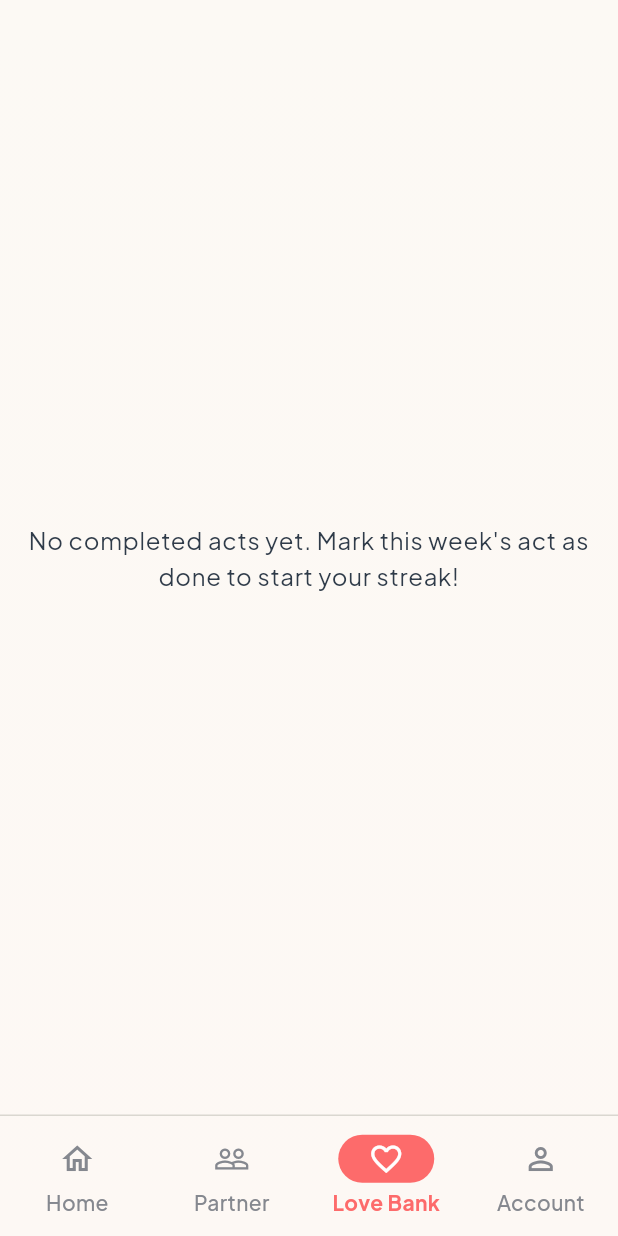
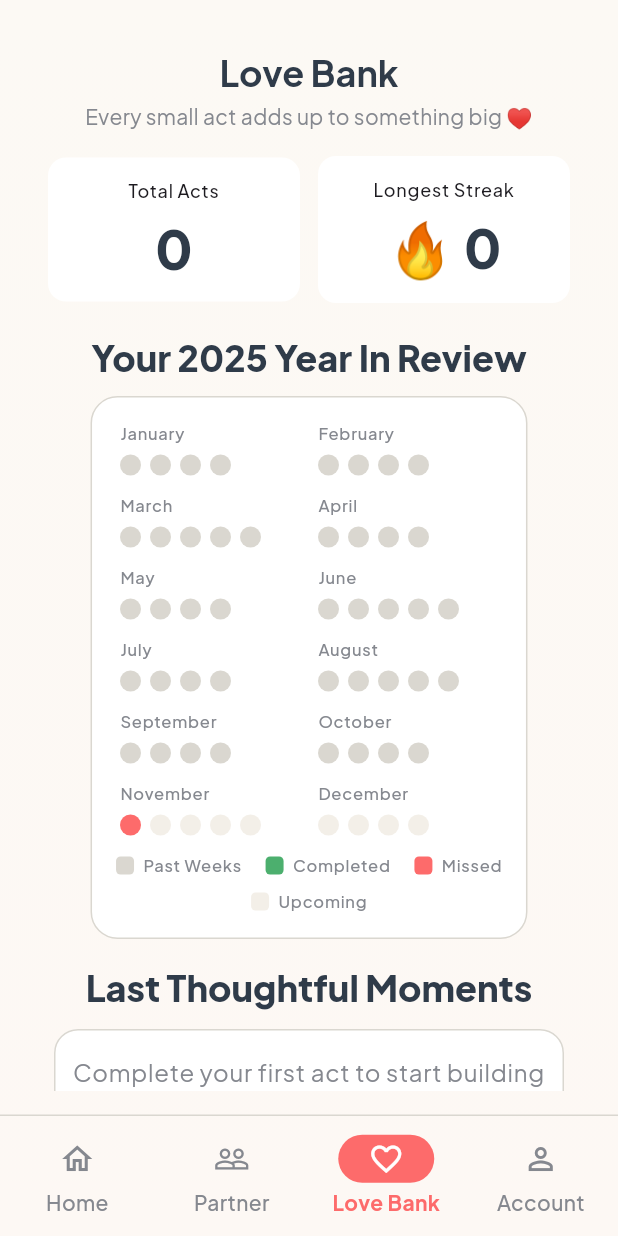
Before and after one commit to miedo007/LittleActs, a Flutter app: the AppShell screen opened by its route, item 3 of the bottom bar chosen, on a phone screen of 412 x 824 dp. Run offline on Flutter 3.47's test engine with Material 3 defaults, Android fonts, the phone set to English and light mode, and no system bars; our stand-ins replace flutter_local_notifications, flutter_riverpod, go_router, google_fonts, in_app_purchase, shared_preferences and 1 more; accounts and stored records are empty.

Commit message:
more polish

```diff
--- a/lib/features/home/home_tab.dart
+++ b/lib/features/home/home_tab.dart
@@ -37,6 +37,7 @@ class _HomeTabState extends ConsumerState<HomeTab> {
     final gestures = ref.watch(weeklyGesturesProvider);
     final notifier = ref.read(weeklyGesturesProvider.notifier);
     final current = notifier.currentWeek();
+    final hasCompleted = gestures.any((g) => g.completed);
     WeeklyGesture? bonus;
     if (current.id.isNotEmpty) {
       final id = '${current.id}-bonus';
@@ -55,8 +56,10 @@ class _HomeTabState extends ConsumerState<HomeTab> {
     return ListView(
       padding: const EdgeInsets.all(16),
       children: [
-        _streakBanner(context, streak),
-        const SizedBox(height: 12),
+        if (hasCompleted) ...[
+          _streakBanner(context, streak),
+          const SizedBox(height: 12),
+        ],
         _actCard(context, ref, current, title, cs),
         const SizedBox(height: 16),
         Text('Extra inspiration',
--- a/lib/features/love_bank/love_bank_tab.dart
+++ b/lib/features/love_bank/love_bank_tab.dart
@@ -2,6 +2,7 @@ import "package:flutter/material.dart";
 import "package:flutter_riverpod/flutter_riverpod.dart";
 import "package:intl/intl.dart";
 import "package:nudge/models/weekly_gesture.dart";
+import "package:nudge/shared/style/palette.dart";
 import "package:nudge/shared/widgets/Providers/gesture_provider.dart";
 
 class LoveBankTab extends ConsumerWidget {
@@ -13,19 +14,16 @@ class LoveBankTab extends ConsumerWidget {
     final notifier = ref.read(weeklyGesturesProvider.notifier);
     final completed = notifier.completedActs();
     final cs = Theme.of(context).colorScheme;
-
-    if (completed.isEmpty) {
-      return Center(
-        child: Text(
-          "No completed acts yet. Mark this week's act as done to start your streak!",
-          textAlign: TextAlign.center,
-          style: Theme.of(context).textTheme.bodyLarge,
-        ),
-      );
-    }
-
     final totalActs = completed.length;
     final longest = notifier.longestStreak();
+    DateTime? earliestGesture;
+    if (gestures.isNotEmpty) {
+      earliestGesture = gestures
+          .map((g) => g.weekStart)
+          .reduce((a, b) => a.isBefore(b) ? a : b);
+    }
+    final joinWeekStart = _startOfWeek(earliestGesture ?? DateTime.now());
+    final displayYear = DateTime.now().year;
 
     return ListView(
       padding: const EdgeInsets.all(16),
@@ -33,7 +31,7 @@ class LoveBankTab extends ConsumerWidget {
         Text(
           'Love Bank',
           textAlign: TextAlign.center,
-          style: Theme.of(context).textTheme.titleLarge?.copyWith(fontWeight: FontWeight.w700),
+          style: Theme.of(context).textTheme.headlineSmall?.copyWith(fontWeight: FontWeight.w700),
         ),
         const SizedBox(height: 4),
         Text(
@@ -49,9 +47,9 @@ class LoveBankTab extends ConsumerWidget {
         ]),
         const SizedBox(height: 20),
         Text(
-          'Your Year In Review',
+          'Your $displayYear Year In Review',
           textAlign: TextAlign.center,
-          style: Theme.of(context).textTheme.titleLarge?.copyWith(fontWeight: FontWeight.w800),
+          style: Theme.of(context).textTheme.headlineSmall?.copyWith(fontWeight: FontWeight.w800),
         ),
         const SizedBox(height: 10),
         Center(
@@ -64,7 +62,8 @@ class LoveBankTab extends ConsumerWidget {
             padding: const EdgeInsets.all(16),
             child: RepaintBoundary(
               child: _Heatmap52(
-                dates: completed.map((e) => e.completedAt ?? e.weekStart).toList(),
+                gestures: gestures,
+                joinWeekStart: joinWeekStart,
               ),
             ),
           ),
@@ -73,9 +72,21 @@ class LoveBankTab extends ConsumerWidget {
         Text(
           'Last Thoughtful Moments',
           textAlign: TextAlign.center,
-          style: Theme.of(context).textTheme.titleLarge?.copyWith(fontWeight: FontWeight.w800),
+          style: Theme.of(context).textTheme.headlineSmall?.copyWith(fontWeight: FontWeight.w800),
         ),
         const SizedBox(height: 8),
+        if (completed.isEmpty)
+          Card(
+            child: Padding(
+              padding: const EdgeInsets.symmetric(vertical: 16, horizontal: 12),
+              child: Text(
+                'Complete your first act to start building a highlight reel.',
+                textAlign: TextAlign.center,
+                style: Theme.of(context).textTheme.bodyLarge?.copyWith(color: cs.onSurfaceVariant),
+              ),
+            ),
+          )
+        else
           for (final g in completed.take(5))
             Card(
               child: ListTile(
@@ -90,7 +101,10 @@ class LoveBankTab extends ConsumerWidget {
                 ),
                 trailing: Text(
                   g.category.toUpperCase(),
-                style: Theme.of(context).textTheme.labelMedium?.copyWith(color: _loveColor(context, g.category)),
+                  style: Theme.of(context)
+                      .textTheme
+                      .labelMedium
+                      ?.copyWith(color: _loveColor(context, g.category)),
                 ),
               ),
             ),
@@ -120,27 +134,24 @@ class LoveBankTab extends ConsumerWidget {
 
 }
 
+enum _WeekStatus { past, completed, missed, upcoming }
+
 class _Heatmap52 extends StatelessWidget {
-  final List<DateTime> dates;
-  const _Heatmap52({required this.dates});
+  final List<WeeklyGesture> gestures;
+  final DateTime joinWeekStart;
+  const _Heatmap52({required this.gestures, required this.joinWeekStart});
 
   @override
   Widget build(BuildContext context) {
     final cs = Theme.of(context).colorScheme;
     final now = DateTime.now();
-    DateTime startOfWeek(DateTime d) {
-      final base = DateTime(d.year, d.month, d.day);
-      final weekday = base.weekday % 7; // Sunday => 0
-      final start = base.subtract(Duration(days: weekday));
-      return DateTime(start.year, start.month, start.day);
-    }
+    final currentWeek = _startOfWeek(now);
+    final joinWeek = _startOfWeek(joinWeekStart);
 
-    // Count completions per week start
-    final Map<DateTime, int> weekCount = {};
-    for (final d in dates) {
-      final ws = startOfWeek(d);
-      weekCount[ws] = (weekCount[ws] ?? 0) + 1;
-    }
+    final completedWeeks = <DateTime>{
+      for (final g in gestures.where((g) => g.completed))
+        _startOfWeek(g.completedAt ?? g.weekStart)
+    };
 
     // Helper: Sundays inside the given month
     List<DateTime> weeksInMonth(int year, int month) {
@@ -156,6 +167,26 @@ class _Heatmap52 extends StatelessWidget {
         cur = cur.add(const Duration(days: 7));
       }
       return list;
+    }
+
+    Color colorFor(_WeekStatus status) {
+      switch (status) {
+        case _WeekStatus.completed:
+          return const Color(0xFF4CAF6E);
+        case _WeekStatus.missed:
+          return AppColors.button;
+        case _WeekStatus.past:
+          return const Color(0xFFDAD7D0);
+        case _WeekStatus.upcoming:
+          return const Color(0xFFF3EFE8);
+      }
+    }
+
+    _WeekStatus statusFor(DateTime ws) {
+      if (ws.isBefore(joinWeek)) return _WeekStatus.past;
+      if (ws.isAfter(currentWeek)) return _WeekStatus.upcoming;
+      if (completedWeeks.contains(ws)) return _WeekStatus.completed;
+      return _WeekStatus.missed;
     }
 
     return LayoutBuilder(builder: (context, constraints) {
@@ -182,7 +213,7 @@ class _Heatmap52 extends StatelessWidget {
                   width: dotSize,
                   height: dotSize,
                   decoration: BoxDecoration(
-                    color: (weekCount[weeks[i]] ?? 0) > 0 ? cs.primary : cs.outlineVariant.withOpacity(0.35),
+                    color: colorFor(statusFor(weeks[i])),
                     borderRadius: BorderRadius.circular(dotSize / 2),
                   ),
                 ),
@@ -197,7 +228,8 @@ class _Heatmap52 extends StatelessWidget {
       final months = <Widget>[for (int m = 1; m <= 12; m++) buildMonth(year, m)];
 
       // Legend
-      Widget legendBox(Color color) => Container(width: 12, height: 12, decoration: BoxDecoration(color: color, borderRadius: BorderRadius.circular(3)));
+      Widget legendBox(Color color) =>
+          Container(width: 12, height: 12, decoration: BoxDecoration(color: color, borderRadius: BorderRadius.circular(3)));
 
       return Column(
         crossAxisAlignment: CrossAxisAlignment.center,
@@ -209,18 +241,31 @@ class _Heatmap52 extends StatelessWidget {
             children: months,
           ),
           const SizedBox(height: 12),
-          Row(mainAxisAlignment: MainAxisAlignment.center, children: [
-            legendBox(cs.outlineVariant.withOpacity(0.35)),
-            const SizedBox(width: 6),
-            Text('Incomplete', style: Theme.of(context).textTheme.labelSmall?.copyWith(color: cs.onSurfaceVariant)),
-            const SizedBox(width: 16),
-            legendBox(cs.primary),
-            const SizedBox(width: 6),
-            Text('Completed', style: Theme.of(context).textTheme.labelSmall?.copyWith(color: cs.onSurfaceVariant)),
-          ])
+          Wrap(
+            alignment: WrapAlignment.center,
+            spacing: 16,
+            runSpacing: 8,
+            children: [
+              _legendEntry(context, legendBox(colorFor(_WeekStatus.past)), 'Past Weeks'),
+              _legendEntry(context, legendBox(colorFor(_WeekStatus.completed)), 'Completed'),
+              _legendEntry(context, legendBox(colorFor(_WeekStatus.missed)), 'Missed'),
+              _legendEntry(context, legendBox(colorFor(_WeekStatus.upcoming)), 'Upcoming'),
+            ],
+          )
         ],
       );
     });
+  }
+
+  Widget _legendEntry(BuildContext context, Widget swatch, String label) {
+    final textStyle = Theme.of(context).textTheme.labelSmall?.copyWith(
+          color: Theme.of(context).colorScheme.onSurfaceVariant,
+        );
+    return Row(mainAxisSize: MainAxisSize.min, children: [
+      swatch,
+      const SizedBox(width: 6),
+      Text(label, style: textStyle),
+    ]);
   }
 }
 
@@ -254,8 +299,15 @@ Widget _metricCard(BuildContext context, String label, String value, {bool flame
         const SizedBox(height: 8),
         Text('${flame ? '🔥 ' : ''}$value',
             textAlign: TextAlign.center,
-            style: Theme.of(context).textTheme.headlineMedium?.copyWith(fontWeight: FontWeight.w800)),
+            style: Theme.of(context).textTheme.displaySmall?.copyWith(fontWeight: FontWeight.w800)),
       ]),
     ),
   );
 }
+
+DateTime _startOfWeek(DateTime date) {
+  final base = DateTime(date.year, date.month, date.day);
+  final weekday = base.weekday % 7; // Sunday => 0
+  final start = base.subtract(Duration(days: weekday));
+  return DateTime(start.year, start.month, start.day);
+}
```
Lines whose indentation alone changed are shown as unchanged.
